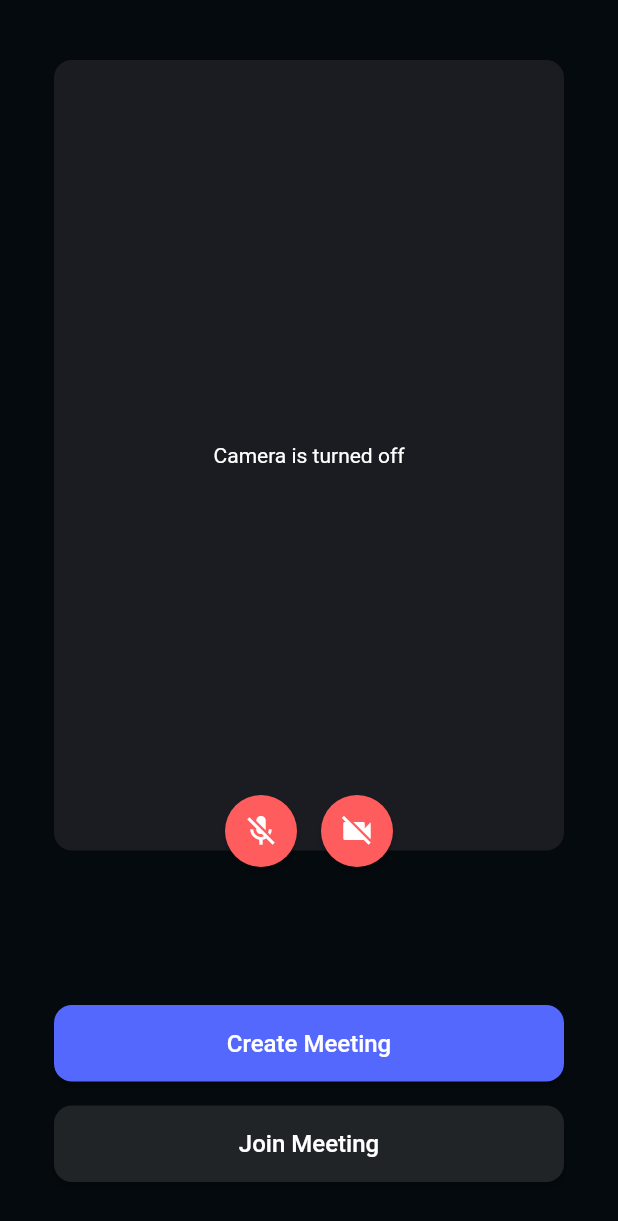
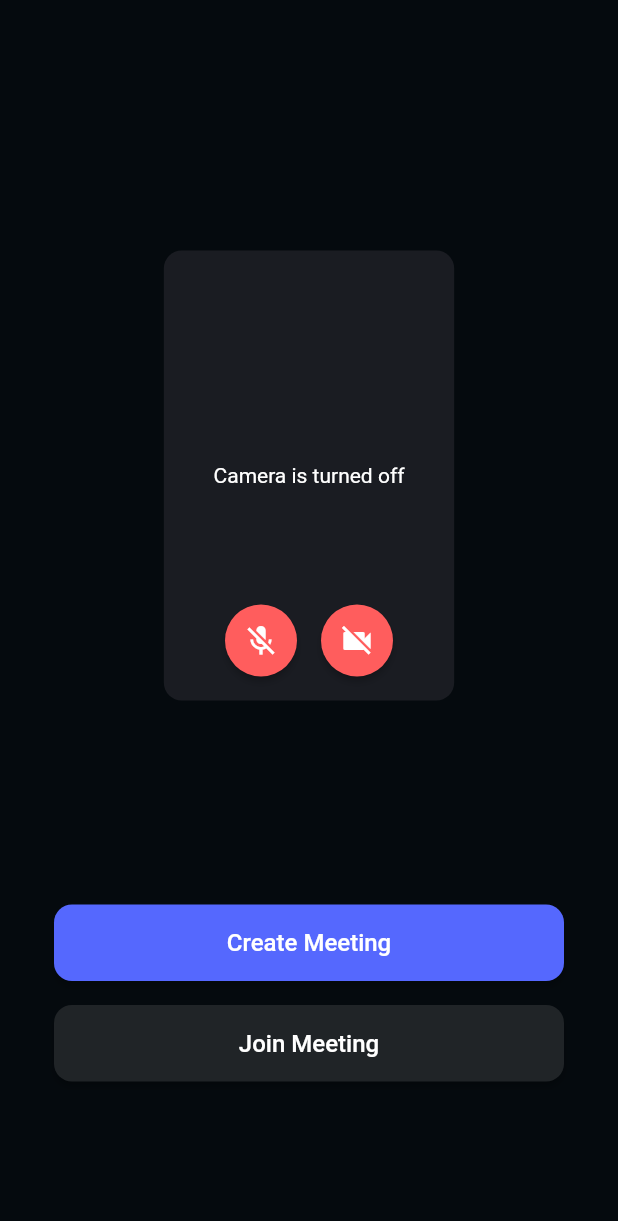
Before and after one commit to videosdk-live/videosdk-rtc-flutter-sdk-example, a Flutter app: the screen it shows after launch, on a phone screen of 412 x 824 dp. Shown: the top 1221 px of the screen. Run offline on Flutter 3.47's test engine with Material 2 defaults, Android fonts, the phone set to English and light mode, and no system bars; our stand-ins replace camera, flutter_dotenv, flutter_svg, lottie, visibility_detector; missing offline and left inert: date_time_format, touch_ripple_effect, videosdk.

Commit message:
design fixes

```diff
--- a/lib/screens/startup_screen.dart
+++ b/lib/screens/startup_screen.dart
@@ -80,19 +80,12 @@ class _StartupScreenState extends State<StartupScreen> {
                         crossAxisAlignment: CrossAxisAlignment.stretch,
                         children: [
                           // Camera Preview
-                          Expanded(
-                            child: Padding(
+                          Padding(
                             padding: const EdgeInsets.symmetric(
-                                  vertical: 40, horizontal: 36),
-                              child: Container(
-                                constraints: BoxConstraints(
-                                  maxHeight:
-                                      (MediaQuery.of(context).size.height *
-                                          0.6 *
-                                          9 /
-                                          16),
-                                  // maxWidth: (MediaQuery.of(context).size.width * .40),
-                                ),
+                                vertical: 100, horizontal: 36),
+                            child: SizedBox(
+                              height: 300,
+                              width: 200,
                               child: Stack(
                                 alignment: Alignment.topCenter,
                                 children: [
@@ -125,10 +118,10 @@ class _StartupScreenState extends State<StartupScreen> {
                                           child: isCameraOn
                                               ? ClipRRect(
                                                   borderRadius:
-                                                        BorderRadius.circular(
-                                                            12),
+                                                      BorderRadius.circular(12),
                                                   child: CameraPreview(
-                                                        cameraController!))
+                                                    cameraController!,
+                                                  ))
                                               : Container(
                                                   child: const Center(
                                                     child: Text(
@@ -138,8 +131,8 @@ class _StartupScreenState extends State<StartupScreen> {
                                                   decoration: BoxDecoration(
                                                       color: black800,
                                                       borderRadius:
-                                                            BorderRadius
-                                                                .circular(12)),
+                                                          BorderRadius.circular(
+                                                              12)),
                                                 ),
                                         ),
                                   Positioned(
@@ -167,9 +160,8 @@ class _StartupScreenState extends State<StartupScreen> {
                                             style: ElevatedButton.styleFrom(
                                               shape: CircleBorder(),
                                               padding: EdgeInsets.all(12),
-                                                primary: isMicOn
-                                                    ? Colors.white
-                                                    : red,
+                                              primary:
+                                                  isMicOn ? Colors.white : red,
                                               onPrimary: Colors.black,
                                             ),
                                           ),
@@ -206,7 +198,6 @@ class _StartupScreenState extends State<StartupScreen> {
                                     ),
                                   ),
                                 ],
-                                ),
                               ),
                             ),
                           ),
--- a/lib/widgets/chat/chat_widget.dart
+++ b/lib/widgets/chat/chat_widget.dart
@@ -48,7 +48,7 @@ class ChatWidget extends StatelessWidget {
                   message.message,
                   style: const TextStyle(
                       color: Colors.white,
-                      fontSize: 14,
+                      fontSize: 16,
                       fontWeight: FontWeight.w600),
                 ),
                 const SizedBox(height: 4),
--- a/lib/widgets/one_to_one_participant_view/participant_view.dart
+++ b/lib/widgets/one_to_one_participant_view/participant_view.dart
@@ -62,9 +62,9 @@ class ParticipantView extends StatelessWidget {
                   color: black700,
                   borderRadius: BorderRadius.circular(30),
                 ),
-                child: const Icon(
+                child: Icon(
                   Icons.mic_off,
-                  size: 14,
+                  size: avatarTextSize / 2,
                 )),
           ),
         if (isScreenShare)
--- a/lib/widgets/one_to_one_participant_view/participant_view_one_to_one.dart
+++ b/lib/widgets/one_to_one_participant_view/participant_view_one_to_one.dart
@@ -65,7 +65,7 @@ class _ParticipantViewOneToOneState extends State<ParticipantViewOneToOne> {
   @override
   Widget build(BuildContext context) {
     return Padding(
-      padding: EdgeInsets.fromLTRB(16, 0, 16, 8),
+      padding: const EdgeInsets.fromLTRB(12, 0, 12, 8),
       child: IntrinsicHeight(
         child: Stack(children: [
           Container(
@@ -87,6 +87,7 @@ class _ParticipantViewOneToOneState extends State<ParticipantViewOneToOne> {
                 isLocalScreenShare: localShareStream != null,
                 isScreenShare:
                     remoteShareStream != null || localShareStream != null,
+                avatarTextSize: 40,
               )),
           if (remoteParticipant != null || localShareStream != null)
             Positioned(
--- a/lib/widgets/participant/participant_list_item.dart
+++ b/lib/widgets/participant/participant_list_item.dart
@@ -37,7 +37,7 @@ class _ParticipantListItemState extends State<ParticipantListItem> {
   Widget build(BuildContext context) {
     return Container(
       padding: EdgeInsets.all(12),
-      margin: EdgeInsets.all(5),
+      margin: EdgeInsets.symmetric(vertical: 5, horizontal: 2),
       decoration: BoxDecoration(
           color: black600, borderRadius: BorderRadius.circular(10)),
       child: Row(
@@ -58,8 +58,8 @@ class _ParticipantListItemState extends State<ParticipantListItem> {
             widget.participant.isLocal ? "You" : widget.participant.displayName,
             style: const TextStyle(
               color: Colors.white,
-              fontSize: 18,
-              fontWeight: FontWeight.w700,
+              fontSize: 16,
+              fontWeight: FontWeight.w500,
             ),
           )),
           Container(
```
Also changed, not shown: lib/screens/chat_screen.dart (+26 -7 lines), lib/widgets/app_bar/meeting_appbar.dart (+13 -11 lines), lib/widgets/meeting_controls/meeting_action_bar.dart (+6 -3 lines), lib/widgets/participant/participant_list.dart (+23 -8 lines). Lines whose indentation alone changed are shown as unchanged.
